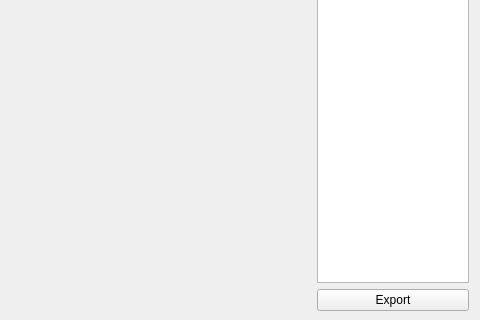
CarlosFdez/videocrop, file mainwindow.ui: the form before one commit; both pictures show x 522 to 1002 and y 232 to 552 of the 1002 by 552 pixel window.
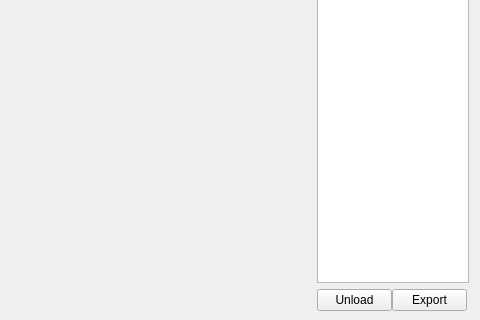
The form after the commit. Icons and pictures are not drawn.

Commit message: Added unload video button, reordered functions

Diff of the .ui file:
```diff
--- a/mainwindow.ui
+++ b/mainwindow.ui
@@ -26,7 +26,7 @@
 	font-size: 0.8em;
 }
 
-#exportButton {
+#exportButtons {
 	min-width: 150px;
 	max-width: 150px;
 }
@@ -278,29 +278,78 @@
         <widget class="QPlainTextEdit" name="rangeInput">
          <property name="sizePolicy">
           <sizepolicy hsizetype="Preferred" vsizetype="Preferred">
+           <horstretch>1</horstretch>
+           <verstretch>1</verstretch>
+          </sizepolicy>
+         </property>
+        </widget>
+       </item>
+       <item>
+        <widget class="QWidget" name="exportButtons" native="true">
+         <property name="sizePolicy">
+          <sizepolicy hsizetype="Preferred" vsizetype="Minimum">
+           <horstretch>1</horstretch>
+           <verstretch>0</verstretch>
+          </sizepolicy>
+         </property>
+         <property name="layoutDirection">
+          <enum>Qt::LeftToRight</enum>
+         </property>
+         <layout class="QHBoxLayout" name="horizontalLayout_4">
+          <property name="spacing">
+           <number>0</number>
+          </property>
+          <property name="leftMargin">
+           <number>0</number>
+          </property>
+          <property name="topMargin">
+           <number>0</number>
+          </property>
+          <property name="rightMargin">
+           <number>0</number>
+          </property>
+          <property name="bottomMargin">
+           <number>0</number>
+          </property>
+          <item>
+           <widget class="QPushButton" name="unloadButton">
+            <property name="sizePolicy">
+             <sizepolicy hsizetype="Minimum" vsizetype="Fixed">
            <horstretch>0</horstretch>
            <verstretch>0</verstretch>
           </sizepolicy>
          </property>
+            <property name="text">
+             <string>Unload</string>
+            </property>
         </widget>
        </item>
        <item>
         <widget class="QPushButton" name="exportButton">
          <property name="sizePolicy">
-          <sizepolicy hsizetype="Preferred" vsizetype="Fixed">
+             <sizepolicy hsizetype="MinimumExpanding" vsizetype="Preferred">
            <horstretch>1</horstretch>
            <verstretch>0</verstretch>
           </sizepolicy>
          </property>
          <property name="minimumSize">
           <size>
-           <width>152</width>
+              <width>0</width>
            <height>0</height>
           </size>
          </property>
+            <property name="layoutDirection">
+             <enum>Qt::LeftToRight</enum>
+            </property>
          <property name="text">
           <string>Export</string>
          </property>
+           </widget>
+          </item>
+         </layout>
+         <zorder>rangeInput</zorder>
+         <zorder>unloadButton</zorder>
+         <zorder>exportButton</zorder>
         </widget>
        </item>
       </layout>
```
Lines whose indentation alone changed are shown as unchanged. The commit also changes 3 other files.
